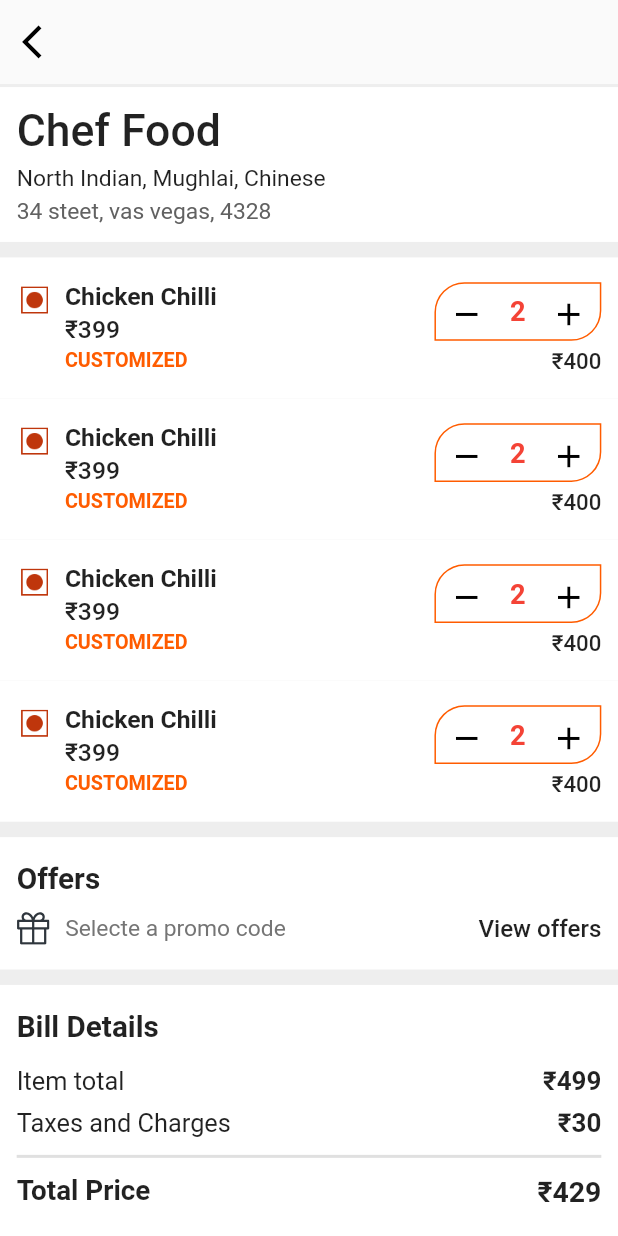
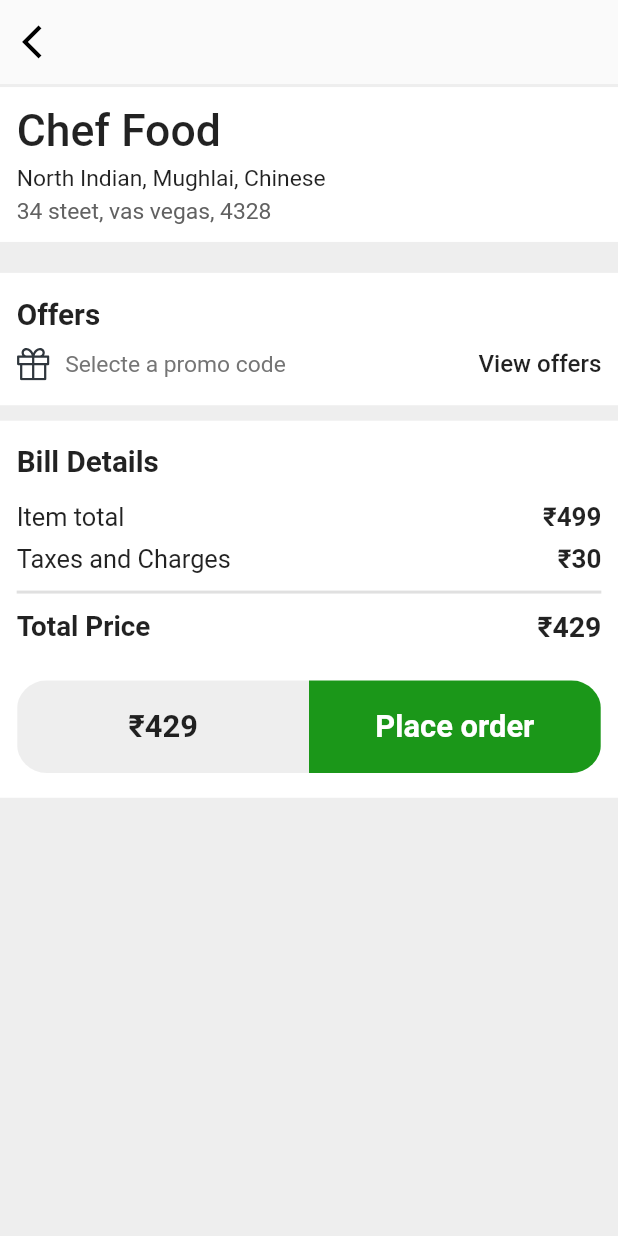
Before and after one commit to nikhilsharma81181/Foodla, a Flutter app: the Cart screen opened directly, on a phone screen of 412 x 824 dp. Run offline on Flutter 3.47's test engine with Material 2 defaults, Android fonts, the light colour scheme and no system bars; our stand-ins replace cloud_firestore, firebase_auth, firebase_core, flutter_rating_bar, flutter_svg, pin_code_fields; missing offline and left inert: encrypt, flutter_barcode_scanner; accounts and stored records are empty.

Commit message:
added restaurant page backend

```diff
--- a/lib/pages/Restaurant/cart.dart
+++ b/lib/pages/Restaurant/cart.dart
@@ -1,7 +1,8 @@
 import 'package:flutter/material.dart';
-import 'package:flutter_rating_bar/flutter_rating_bar.dart';
 import 'package:flutter_svg/svg.dart';
 import 'package:foodla/Utils/colors.dart';
+import 'package:foodla/models/restaurant_model.dart';
+import 'package:provider/src/provider.dart';
 
 class Cart extends StatefulWidget {
   const Cart({Key? key}) : super(key: key);
@@ -25,9 +26,6 @@ class _CartState extends State<Cart> {
             SizedBox(height: width * 0.005),
             restaurantDetail(width),
             SizedBox(height: width * 0.025),
-            dishes(width),
-            dishes(width),
-            dishes(width),
             dishes(width),
             SizedBox(height: width * 0.025),
             coupons(width),
@@ -209,7 +207,13 @@ class _CartState extends State<Cart> {
         ),
       );
 
-  Widget dishes(double width) => Container(
+  Widget dishes(double width) {
+    Map items = context.watch<CartItems>().items;
+    List itemList = context.watch<CartItems>().itemList;
+    return Column(
+      children: [
+        for (var item in itemList)
+          Container(
             padding: EdgeInsets.symmetric(
               vertical: width * 0.04,
               horizontal: width * 0.027,
@@ -226,18 +230,16 @@ class _CartState extends State<Cart> {
                     Image(
                       height: width * 0.058,
                       width: width * 0.058,
-                  image:
-                      //  items[item]['veg']
-                      //     ? const AssetImage('assets/veg-img.png')
-                      //     :
-                      const AssetImage('assets/images/non-veg-icon.png'),
+                      image: items[item]['veg']
+                          ? const AssetImage('assets/images/veg-img.png')
+                          : const AssetImage('assets/images/non-veg-icon.png'),
                     ),
                     SizedBox(width: width * 0.02),
                     Column(
                       crossAxisAlignment: CrossAxisAlignment.start,
                       children: [
                         Text(
-                      'Chicken Chilli',
+                          items[item]['name'],
                           style: TextStyle(
                             fontSize: width * 0.04,
                             fontWeight: FontWeight.w600,
@@ -245,7 +247,7 @@ class _CartState extends State<Cart> {
                         ),
                         SizedBox(height: width * 0.008),
                         Text(
-                      '₹399',
+                          '₹${items[item]['price']}',
                           style: TextStyle(
                             fontSize: width * 0.04,
                             fontWeight: FontWeight.w500,
@@ -286,6 +288,16 @@ class _CartState extends State<Cart> {
                         mainAxisAlignment: MainAxisAlignment.spaceBetween,
                         children: [
                           GestureDetector(
+                            onTap: () {
+                              if (items.containsKey(item) &&
+                                  items[item]['quantity'] <= 1) {
+                                context.read<CartItems>().removeItem(item);
+                              } else {
+                                context
+                                    .read<CartItems>()
+                                    .decreaseQuantity(item);
+                              }
+                            },
                             child: Icon(
                               Icons.remove,
                               size: width * 0.06,
@@ -293,7 +305,7 @@ class _CartState extends State<Cart> {
                             ),
                           ),
                           Text(
-                        2.toString(),
+                            items[item]['quantity'].toString(),
                             style: TextStyle(
                               fontSize: width * 0.044,
                               fontWeight: FontWeight.w600,
@@ -301,6 +313,9 @@ class _CartState extends State<Cart> {
                             ),
                           ),
                           GestureDetector(
+                            onTap: () {
+                              context.read<CartItems>().increaseQuantity(item);
+                            },
                             child: Icon(
                               Icons.add,
                               color: Colors.black,
@@ -312,7 +327,7 @@ class _CartState extends State<Cart> {
                     ),
                     SizedBox(height: width * 0.012),
                     Text(
-                  '₹400',
+                      '₹${items[item]['totalPrice']}',
                       style: TextStyle(
                         fontSize: width * 0.036,
                         fontWeight: FontWeight.w500,
@@ -322,7 +337,10 @@ class _CartState extends State<Cart> {
                 ),
               ],
             ),
+          ),
+      ],
     );
+  }
 
   Widget restaurantDetail(width) => Container(
         padding: EdgeInsets.all(width * 0.027),
```
Lines whose indentation alone changed are shown as unchanged.
